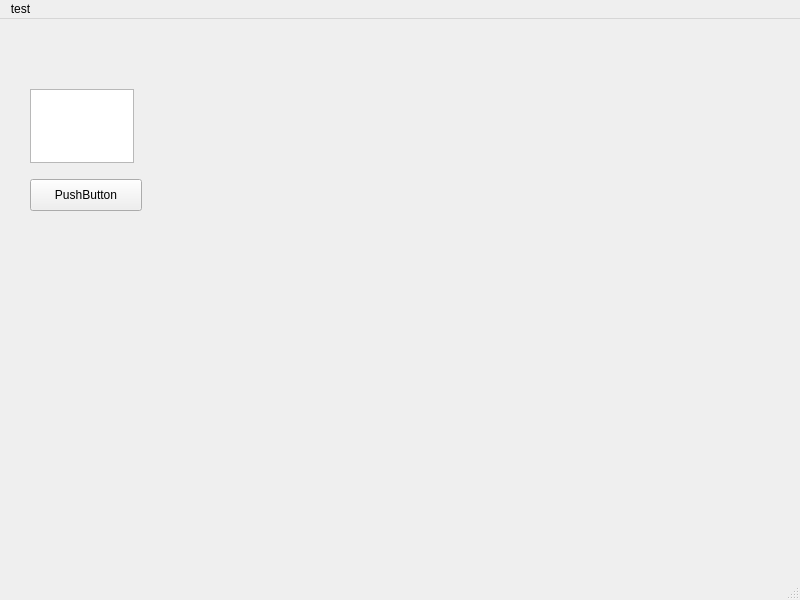
Before: the Qt Designer form mainwindow.ui in filipw01/NetworkScanner, drawn with Qt 5.
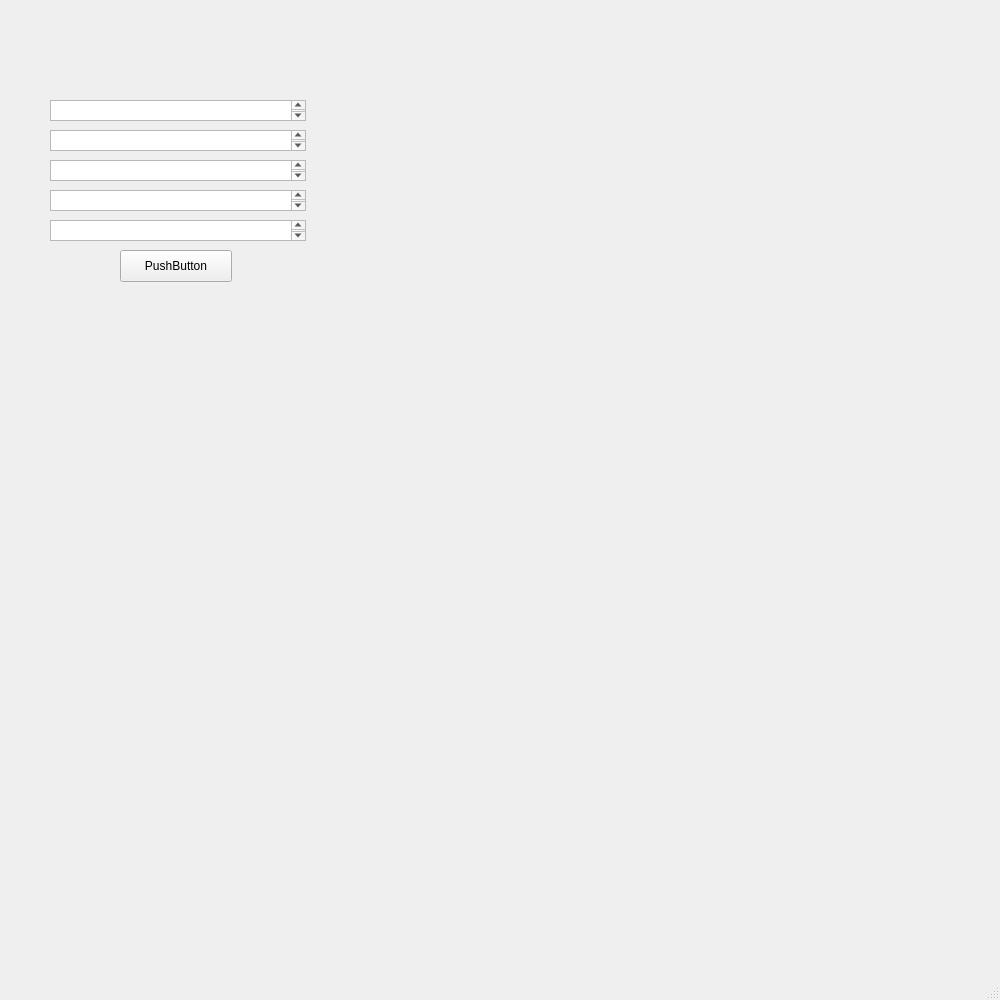
After: the same form once the commit is applied.

What changed in the file:
```diff
--- a/mainwindow.ui
+++ b/mainwindow.ui
@@ -6,10 +6,16 @@
    <rect>
     <x>0</x>
     <y>0</y>
-    <width>800</width>
-    <height>600</height>
+    <width>1000</width>
+    <height>1000</height>
    </rect>
   </property>
+  <property name="minimumSize">
+   <size>
+    <width>1000</width>
+    <height>1000</height>
+   </size>
+  </property>
   <property name="windowTitle">
    <string>MainWindow</string>
   </property>
@@ -17,8 +23,8 @@
    <widget class="QPushButton" name="pushButton">
     <property name="geometry">
      <rect>
-      <x>30</x>
-      <y>160</y>
+      <x>120</x>
+      <y>250</y>
       <width>112</width>
       <height>32</height>
      </rect>
@@ -27,13 +33,53 @@
      <string>PushButton</string>
     </property>
    </widget>
-   <widget class="QTextEdit" name="textEdit">
+   <widget class="QTextBrowser" name="mac">
     <property name="geometry">
      <rect>
-      <x>30</x>
-      <y>70</y>
-      <width>104</width>
-      <height>74</height>
+      <x>50</x>
+      <y>100</y>
+      <width>256</width>
+      <height>21</height>
+     </rect>
+    </property>
+   </widget>
+   <widget class="QTextBrowser" name="ipv4">
+    <property name="geometry">
+     <rect>
+      <x>50</x>
+      <y>130</y>
+      <width>256</width>
+      <height>21</height>
+     </rect>
+    </property>
+   </widget>
+   <widget class="QTextBrowser" name="netmask">
+    <property name="geometry">
+     <rect>
+      <x>50</x>
+      <y>190</y>
+      <width>256</width>
+      <height>21</height>
+     </rect>
+    </property>
+   </widget>
+   <widget class="QTextBrowser" name="broadcast">
+    <property name="geometry">
+     <rect>
+      <x>50</x>
+      <y>160</y>
+      <width>256</width>
+      <height>21</height>
+     </rect>
+    </property>
+   </widget>
+   <widget class="QTextBrowser" name="status">
+    <property name="geometry">
+     <rect>
+      <x>50</x>
+      <y>220</y>
+      <width>256</width>
+      <height>21</height>
      </rect>
     </property>
    </widget>
@@ -43,17 +89,10 @@
     <rect>
      <x>0</x>
      <y>0</y>
-     <width>800</width>
+     <width>1000</width>
      <height>22</height>
     </rect>
    </property>
-   <widget class="QMenu" name="menutest">
-    <property name="title">
-     <string>test</string>
-    </property>
-    <addaction name="actiontest2"/>
-   </widget>
-   <addaction name="menutest"/>
   </widget>
   <widget class="QStatusBar" name="statusbar"/>
   <action name="actiontest2">
```
Left out of the diff: 5 changed lines with no effect on the pictures.
